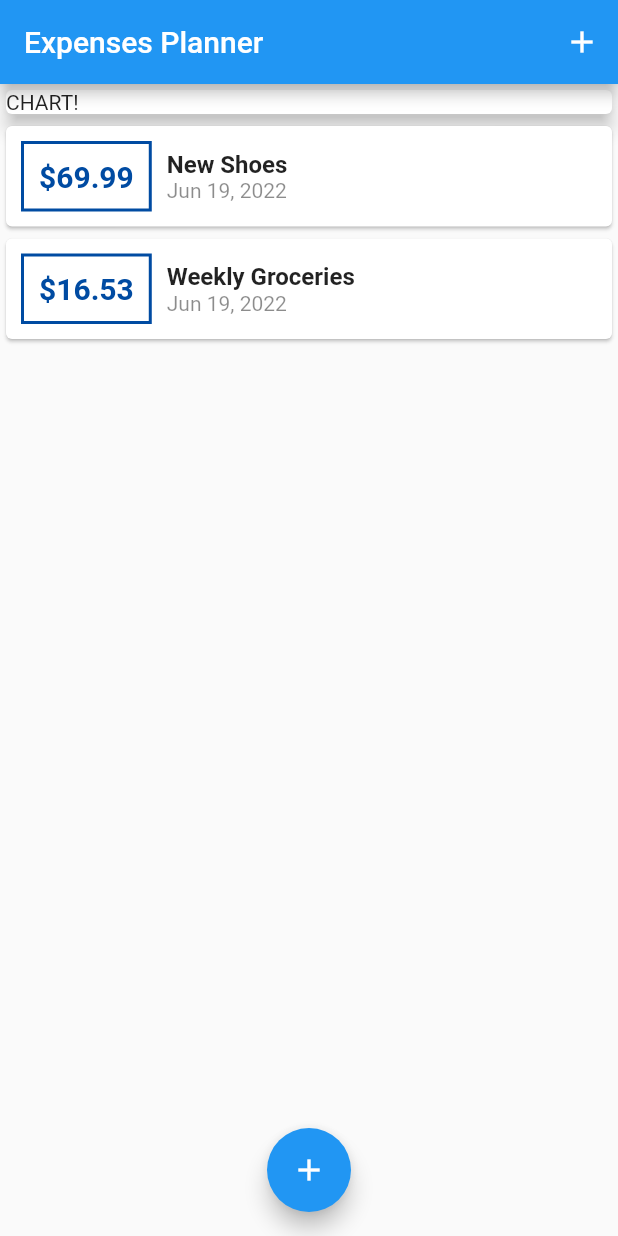
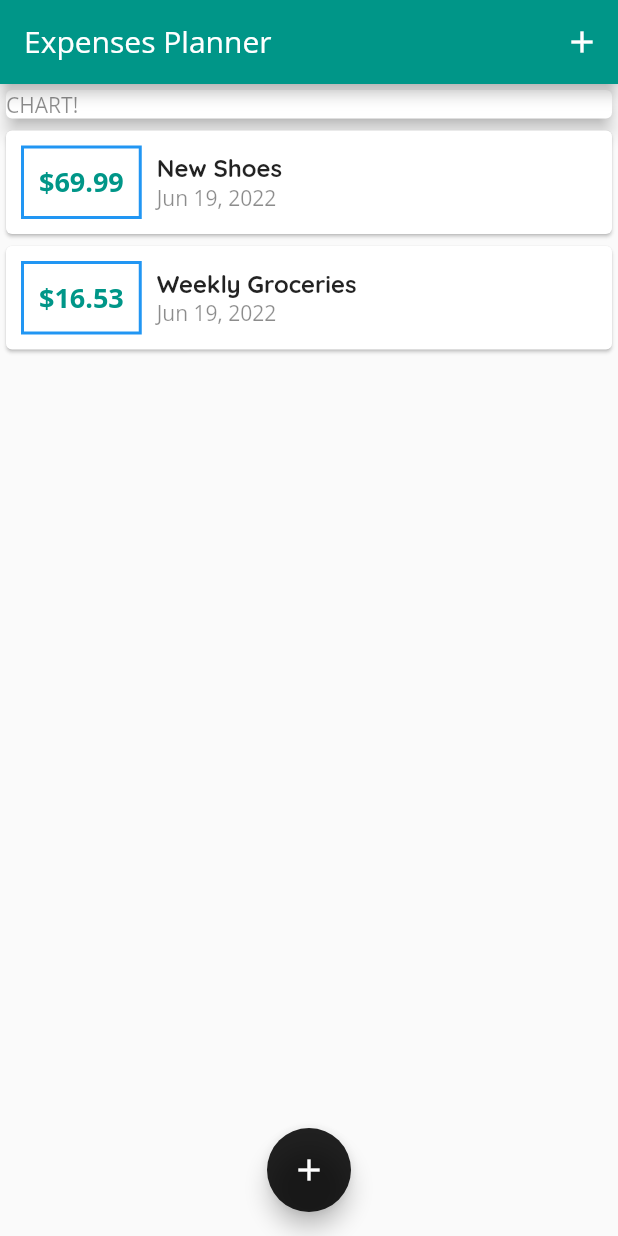
Before and after one commit to GrafSoul/expenses-planner-flutter, a Flutter app: the screen it shows after launch, on a phone screen of 412 x 824 dp. Run offline on Flutter 3.47's test engine with Material 2 defaults, Android fonts, the phone set to English and light mode, and no system bars.

Commit message:
feat: Added Theme for project and fonts.

```diff
--- a/lib/main.dart
+++ b/lib/main.dart
@@ -12,9 +12,39 @@ class MyApp extends StatelessWidget {
 
   @override
   Widget build(BuildContext context) {
-    return const MaterialApp(
+    return MaterialApp(
       title: 'Expenses Planner',
-      home: MyHomePage(),
+      theme: ThemeData(
+        fontFamily: 'OpenSans',
+        appBarTheme: AppBarTheme(
+          toolbarTextStyle: ThemeData.light().textTheme.copyWith(
+            headline1: const TextStyle(
+              fontFamily: 'OpenSans',
+              fontSize: 20,
+              fontWeight: FontWeight.bold,
+            )
+          ).headline2
+        ),
+        textTheme: const TextTheme(
+            headline3: TextStyle(
+              color: Colors.teal,
+              fontWeight: FontWeight.bold,
+              fontSize: 18,
+            ),
+            bodyText1: TextStyle(
+              color: Colors.black87,
+              fontFamily: 'Quicksand',
+              fontWeight: FontWeight.bold,
+              fontSize: 16,
+            ),
+            bodyText2: TextStyle(
+              color: Colors.black45,
+              fontSize: 14,
+            )),
+        colorScheme: ColorScheme.fromSwatch(primarySwatch: Colors.teal)
+            .copyWith(secondary: Colors.black87),
+      ),
+      home: const MyHomePage(),
     );
   }
 }
--- a/lib/widgets/transaction_list.dart
+++ b/lib/widgets/transaction_list.dart
@@ -26,32 +26,26 @@ class TransactionList extends StatelessWidget {
                   decoration: BoxDecoration(
                     border: Border.all(
                       width: 2,
-                      color: const Color.fromRGBO(0, 75, 162, 1),
+                      // color: const Color.fromRGBO(0, 75, 162, 1),
+                      color: Theme.of(context).primaryColor,
                     ),
                   ),
                   child: Text(
                     '\$${transactions[index].amount.toStringAsFixed(2)}',
-                    style: const TextStyle(
-                      color: Color.fromRGBO(0, 75, 162, 1),
-                      fontWeight: FontWeight.bold,
-                      fontSize: 20,
-                    ),
+                    style: Theme.of(context).textTheme.headline3,
                   ),
                 ),
                 Column(
                     crossAxisAlignment: CrossAxisAlignment.start,
                     children: <Widget>[
-                      Text(transactions[index].title,
-                          style: const TextStyle(
-                            color: Colors.black87,
-                            fontWeight: FontWeight.bold,
-                            fontSize: 16,
-                          )),
-                      Text(DateFormat.yMMMd().format(transactions[index].date),
-                          style: const TextStyle(
-                            color: Colors.black45,
-                            fontSize: 14,
-                          )),
+                      Text(
+                        transactions[index].title,
+                        style: Theme.of(context).textTheme.bodyText1,
+                      ),
+                      Text(
+                        DateFormat.yMMMd().format(transactions[index].date),
+                        style: Theme.of(context).textTheme.bodyText2,
+                      ),
                     ]),
               ],
             ),
```
Also changed, not shown: pubspec.yaml (+16 -11 lines), assets/fonts/OpenSans-Bold.ttf (added), assets/fonts/OpenSans-Regular.ttf (added), assets/fonts/Quicksand-Bold.ttf (added), assets/fonts/Quicksand-Light.ttf (added), assets/fonts/Quicksand-Medium.ttf (added), assets/fonts/Quicksand-Regular.ttf (added).
